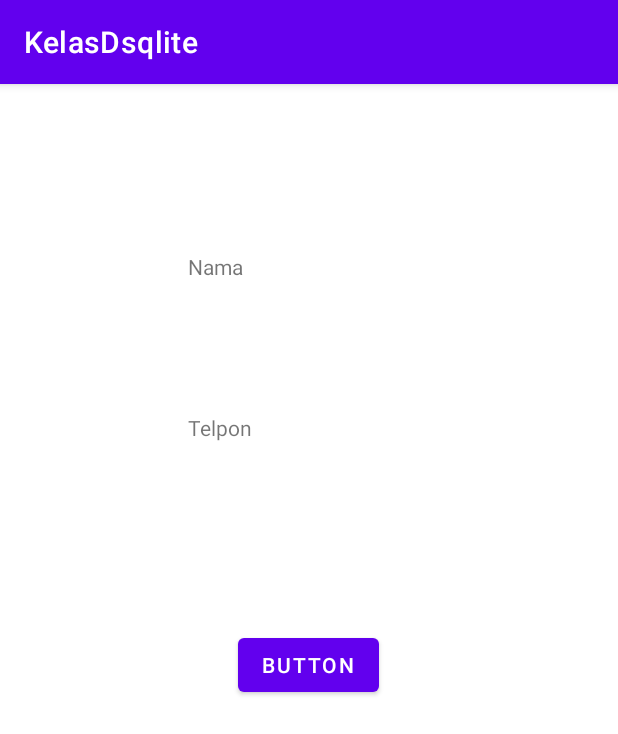
After one commit to ridwannurfaizin12/AplikasiAndroidMenggunakanDatabaseSQLite, an Android app: the TambahTeman screen opened directly, with no data from a screen before it, on a phone screen of 412 x 824 dp. The commit adds this screen. Shown: the top 734 px of the screen. Run offline under Robolectric (Android 15) with nearby library versions, the phone set to English and light mode, and no system bars; our stand-ins replace Volley; network calls fail; 2 statements that could not run were skipped.

Commit message:
aplikasi android dengan menggunakan  MySQL dan script php

```diff
--- a/app/build.gradle
+++ b/app/build.gradle
@@ -33,6 +33,7 @@ dependencies {
     implementation 'androidx.appcompat:appcompat:1.2.0'
     implementation 'com.google.android.material:material:1.3.0'
     implementation 'androidx.constraintlayout:constraintlayout:2.0.4'
+    implementation 'com.android.volley:volley:1.2.0'
     testImplementation 'junit:junit:4.+'
     androidTestImplementation 'androidx.test.ext:junit:1.1.2'
     androidTestImplementation 'androidx.test.espresso:espresso-core:3.3.0'
--- a/app/src/main/AndroidManifest.xml
+++ b/app/src/main/AndroidManifest.xml
@@ -1,6 +1,8 @@
 <?xml version="1.0" encoding="utf-8"?>
 <manifest xmlns:android="http://schemas.android.com/apk/res/android"
     package="com.example.kelasdsqlite">
+
+    <uses-permission android:name="android.permission.INTERNET" />
 
     <application
         android:allowBackup="true"
@@ -9,7 +11,9 @@
         android:roundIcon="@mipmap/ic_launcher_round"
         android:supportsRtl="true"
         android:theme="@style/Theme.KelasDsqlite">
-        <activity android:name=".TemanBaru"></activity>
+        android:usesCleartextTraffic="true">
+        <activity android:name=".TambahTeman"></activity>
+        <activity android:name=".TemanBaru" />
         <activity android:name=".MainActivity">
             <intent-filter>
                 <action android:name="android.intent.action.MAIN" />
--- /dev/null
+++ b/app/src/main/java/com/example/kelasdsqlite/TambahTeman.java
@@ -0,0 +1,99 @@
+package com.example.kelasdsqlite;
+
+import androidx.appcompat.app.AppCompatActivity;
+
+import android.os.Bundle;
+import android.util.Log;
+import android.view.View;
+import android.widget.Button;
+import android.widget.EditText;
+import android.widget.Toast;
+
+import com.android.volley.Request;
+import com.android.volley.RequestQueue;
+import com.android.volley.Response;
+import com.android.volley.VolleyError;
+import com.android.volley.toolbox.StringRequest;
+import com.android.volley.toolbox.Volley;
+
+import org.json.JSONException;
+import org.json.JSONObject;
+
+import java.util.HashMap;
+import java.util.Map;
+
+public class TambahTeman extends AppCompatActivity {
+
+    private EditText editNama, editTelpon;
+    private Button simpanBtn;
+    String nm, tlp;
+    int success;
+
+    private static String url_insert = "http://10.0.2.2/umyTI/tambahtm.php";
+    private static final String TAG = TambahTeman.class.getSimpleName();
+    private static final String TAG_SUCCES = "success";
+
+
+    @Override
+    protected void onCreate(Bundle savedInstanceState) {
+        super.onCreate(savedInstanceState);
+        setContentView(R.layout.activity_tambah_teman);
+
+        editNama = findViewById(R.id.edNama);
+        editTelpon = findViewById(R.id.edTelpon);
+        simpanBtn = findViewById(R.id.btnSimpan);
+
+        simpanBtn.setOnClickListener(new View.OnClickListener() {
+            @Override
+            public void onClick(View v) {
+                SimpanData();
+            }
+        });
+
+    }
+
+    public void SimpanData() {
+        if (editNama.getText().toString().equals("") || editTelpon.getText().toString().equals("")) {
+            Toast.makeText(TambahTeman.this, "semua harus didisi data", Toast.LENGTH_SHORT).show();
+        }
+        else {
+            nm = editNama.getText().toString();
+            tlp = editTelpon.getText().toString();
+
+            RequestQueue requestQueue = Volley.newRequestQueue(getApplicationContext());
+            StringRequest strReq = new StringRequest(Request.Method.POST, url_insert, new Response.Listener<String>() {
+                @Override
+                public void onResponse(String response) {
+                    Log.d(TAG, "Response : " + response.toString());
+                    try {
+                        JSONObject jObj = new JSONObject(response);
+                        success = jObj.getInt(TAG_SUCCES);
+                        if (success == 1) {
+                            Toast.makeText(TambahTeman.this, "Sukses simpan data", Toast.LENGTH_SHORT).show();
+                        } else {
+                            Toast.makeText(TambahTeman.this, "Gagal", Toast.LENGTH_SHORT).show();
+                        }
+                    } catch (JSONException e) {
+                        e.printStackTrace();
+                    }
+                }
+            }, new Response.ErrorListener() {
+                @Override
+                public void onErrorResponse(VolleyError error) {
+                    Log.e(TAG, "Error"+error.getMessage());
+                    Toast.makeText(TambahTeman.this, "gagal simpan data", Toast.LENGTH_SHORT).show();
+                }
+            }) {
+                @Override
+                protected Map<String,String> getParams() {
+                    Map<String, String> params = new HashMap<>();
+                    params.put("nama", nm);
+                    params.put("telpon",tlp);
+                    return params;
+                }
+            };
+            requestQueue.add(strReq);
+        }
+    }
+
+}
--- /dev/null
+++ b/app/src/main/res/layout/activity_tambah_teman.xml
@@ -0,0 +1,49 @@
+<?xml version="1.0" encoding="utf-8"?>
+<androidx.constraintlayout.widget.ConstraintLayout xmlns:android="http://schemas.android.com/apk/res/android"
+    xmlns:app="http://schemas.android.com/apk/res-auto"
+    xmlns:tools="http://schemas.android.com/tools"
+    android:layout_width="match_parent"
+    android:layout_height="match_parent"
+    tools:context=".TambahTeman">
+
+    <TextView
+        android:id="@+id/edNama"
+        android:layout_width="wrap_content"
+        android:layout_height="wrap_content"
+        android:layout_marginTop="112dp"
+        android:ems="10"
+        android:hint="Nama"
+        android:inputType="textPersonName"
+        android:text="Nama"
+        app:layout_constraintEnd_toEndOf="parent"
+        app:layout_constraintHorizontal_bias="0.497"
+        app:layout_constraintStart_toStartOf="parent"
+        app:layout_constraintTop_toTopOf="parent" />
+
+    <TextView
+        android:id="@+id/edTelpon"
+        android:layout_width="wrap_content"
+        android:layout_height="wrap_content"
+        android:layout_marginTop="88dp"
+        android:ems="10"
+        android:hint="Telpon"
+        android:inputType="phone"
+        android:text="Telpon"
+        app:layout_constraintEnd_toEndOf="@+id/edNama"
+        app:layout_constraintHorizontal_bias="0.284"
+        app:layout_constraintStart_toStartOf="@+id/edNama"
+        app:layout_constraintTop_toBottomOf="@+id/edNama" />
+
+    <Button
+        android:id="@+id/btnSimpan"
+        android:layout_width="wrap_content"
+        android:layout_height="wrap_content"
+        android:layout_marginBottom="152dp"
+        android:text="Button"
+        app:layout_constraintBottom_toBottomOf="parent"
+        app:layout_constraintEnd_toEndOf="@+id/edTelpon"
+        app:layout_constraintHorizontal_bias="0.507"
+        app:layout_constraintStart_toStartOf="@+id/edTelpon"
+        app:layout_constraintTop_toBottomOf="@+id/edTelpon"
+        app:layout_constraintVertical_bias="0.379" />
+</androidx.constraintlayout.widget.ConstraintLayout>
```
Also changed, not shown: app/src/main/java/com/example/kelasdsqlite/MainActivity.java (+51 -16 lines), app/src/main/java/com/example/kelasdsqlite/adapter/TemanAdapter.java (+7 -1 lines), gradle/wrapper/gradle-wrapper.properties.
